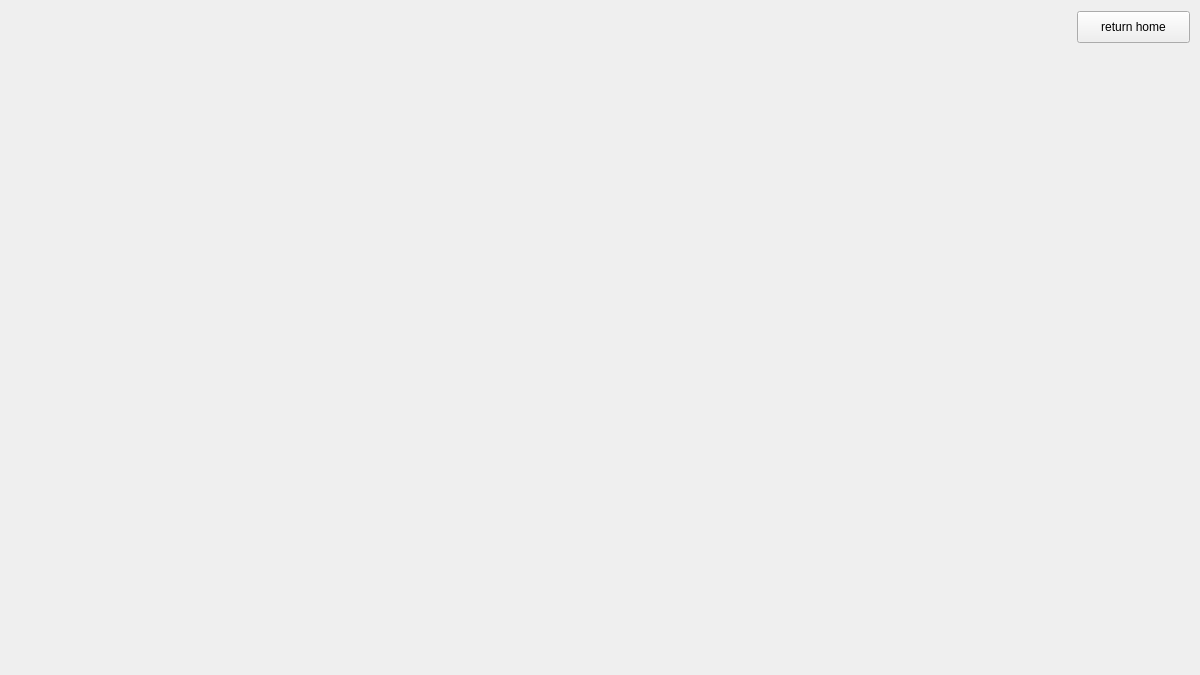
Old version of the form panoramic360.ui in the repository lhseop0710/SkyViewerSolution.
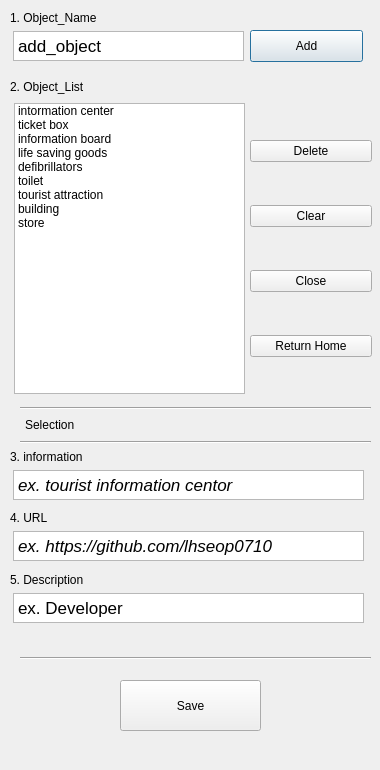
New version of the form.

Patch:
```diff
--- a/panoramic360.ui
+++ b/panoramic360.ui
@@ -1,32 +1,331 @@
 <?xml version="1.0" encoding="UTF-8"?>
 <ui version="4.0">
- <class>SVS_Panoramic360</class>
- <widget class="QWidget" name="SVS_Panoramic360">
-  <property name="windowModality">
-   <enum>Qt::ApplicationModal</enum>
-  </property>
+ <class>Dialog</class>
+ <widget class="QDialog" name="Dialog">
   <property name="geometry">
    <rect>
     <x>0</x>
     <y>0</y>
-    <width>1200</width>
-    <height>675</height>
+    <width>380</width>
+    <height>770</height>
    </rect>
   </property>
   <property name="windowTitle">
    <string>Form</string>
   </property>
-  <widget class="QPushButton" name="btn_return_home">
+  <widget class="QLabel" name="label">
    <property name="geometry">
     <rect>
-     <x>1077</x>
-     <y>11</y>
+     <x>10</x>
+     <y>10</y>
+     <width>101</width>
+     <height>16</height>
+    </rect>
+   </property>
+   <property name="text">
+    <string>1. Object_Name</string>
+   </property>
+  </widget>
+  <widget class="QTextEdit" name="Object_name_textEdit">
+   <property name="geometry">
+    <rect>
+     <x>13</x>
+     <y>31</y>
+     <width>231</width>
+     <height>30</height>
+    </rect>
+   </property>
+   <property name="html">
+    <string>&lt;!DOCTYPE HTML PUBLIC &quot;-//W3C//DTD HTML 4.0//EN&quot; &quot;http://www.w3.org/TR/REC-html40/strict.dtd&quot;&gt;
+&lt;html&gt;&lt;head&gt;&lt;meta name=&quot;qrichtext&quot; content=&quot;1&quot; /&gt;&lt;style type=&quot;text/css&quot;&gt;
+p, li { white-space: pre-wrap; }
+&lt;/style&gt;&lt;/head&gt;&lt;body style=&quot; font-family:'.AppleSystemUIFont'; font-size:13pt; font-weight:400; font-style:normal;&quot;&gt;
+&lt;p style=&quot; margin-top:0px; margin-bottom:0px; margin-left:0px; margin-right:0px; -qt-block-indent:0; text-indent:0px;&quot;&gt;add_object&lt;/p&gt;&lt;/body&gt;&lt;/html&gt;</string>
+   </property>
+  </widget>
+  <widget class="QListWidget" name="Object_list">
+   <property name="geometry">
+    <rect>
+     <x>14</x>
+     <y>103</y>
+     <width>231</width>
+     <height>291</height>
+    </rect>
+   </property>
+   <property name="dragEnabled">
+    <bool>true</bool>
+   </property>
+   <property name="dragDropOverwriteMode">
+    <bool>true</bool>
+   </property>
+   <property name="dragDropMode">
+    <enum>QAbstractItemView::DragDrop</enum>
+   </property>
+   <item>
+    <property name="text">
+     <string>intormation center</string>
+    </property>
+   </item>
+   <item>
+    <property name="text">
+     <string>ticket box</string>
+    </property>
+   </item>
+   <item>
+    <property name="text">
+     <string>information board</string>
+    </property>
+   </item>
+   <item>
+    <property name="text">
+     <string>life saving goods</string>
+    </property>
+   </item>
+   <item>
+    <property name="text">
+     <string>defibrillators</string>
+    </property>
+   </item>
+   <item>
+    <property name="text">
+     <string>toilet</string>
+    </property>
+   </item>
+   <item>
+    <property name="text">
+     <string>tourist attraction</string>
+    </property>
+   </item>
+   <item>
+    <property name="text">
+     <string>building</string>
+    </property>
+   </item>
+   <item>
+    <property name="text">
+     <string>store</string>
+    </property>
+   </item>
+  </widget>
+  <widget class="QPushButton" name="Add_btn">
+   <property name="geometry">
+    <rect>
+     <x>250</x>
+     <y>30</y>
      <width>113</width>
      <height>32</height>
     </rect>
    </property>
    <property name="text">
-    <string>return home</string>
+    <string>Add</string>
+   </property>
+  </widget>
+  <widget class="QLabel" name="label_2">
+   <property name="geometry">
+    <rect>
+     <x>10</x>
+     <y>77</y>
+     <width>101</width>
+     <height>20</height>
+    </rect>
+   </property>
+   <property name="text">
+    <string>2. Object_List</string>
+   </property>
+  </widget>
+  <widget class="QLabel" name="item_label">
+   <property name="geometry">
+    <rect>
+     <x>25</x>
+     <y>417</y>
+     <width>60</width>
+     <height>16</height>
+    </rect>
+   </property>
+   <property name="text">
+    <string>Selection</string>
+   </property>
+  </widget>
+  <widget class="Line" name="line">
+   <property name="geometry">
+    <rect>
+     <x>20</x>
+     <y>400</y>
+     <width>351</width>
+     <height>16</height>
+    </rect>
+   </property>
+   <property name="orientation">
+    <enum>Qt::Horizontal</enum>
+   </property>
+  </widget>
+  <widget class="Line" name="line_2">
+   <property name="geometry">
+    <rect>
+     <x>20</x>
+     <y>434</y>
+     <width>351</width>
+     <height>16</height>
+    </rect>
+   </property>
+   <property name="orientation">
+    <enum>Qt::Horizontal</enum>
+   </property>
+  </widget>
+  <widget class="QLabel" name="label_3">
+   <property name="geometry">
+    <rect>
+     <x>10</x>
+     <y>449</y>
+     <width>101</width>
+     <height>16</height>
+    </rect>
+   </property>
+   <property name="text">
+    <string>3. information</string>
+   </property>
+  </widget>
+  <widget class="QTextEdit" name="Object_information_textEdit">
+   <property name="geometry">
+    <rect>
+     <x>13</x>
+     <y>470</y>
+     <width>351</width>
+     <height>30</height>
+    </rect>
+   </property>
+   <property name="html">
+    <string>&lt;!DOCTYPE HTML PUBLIC &quot;-//W3C//DTD HTML 4.0//EN&quot; &quot;http://www.w3.org/TR/REC-html40/strict.dtd&quot;&gt;
+&lt;html&gt;&lt;head&gt;&lt;meta name=&quot;qrichtext&quot; content=&quot;1&quot; /&gt;&lt;style type=&quot;text/css&quot;&gt;
+p, li { white-space: pre-wrap; }
+&lt;/style&gt;&lt;/head&gt;&lt;body style=&quot; font-family:'.AppleSystemUIFont'; font-size:13pt; font-weight:400; font-style:normal;&quot;&gt;
+&lt;p style=&quot; margin-top:0px; margin-bottom:0px; margin-left:0px; margin-right:0px; -qt-block-indent:0; text-indent:0px;&quot;&gt;&lt;span style=&quot; font-style:italic;&quot;&gt;ex. tourist information centor&lt;/span&gt;&lt;/p&gt;&lt;/body&gt;&lt;/html&gt;</string>
+   </property>
+  </widget>
+  <widget class="QWidget" name="verticalLayoutWidget_2">
+   <property name="geometry">
+    <rect>
+     <x>250</x>
+     <y>103</y>
+     <width>122</width>
+     <height>291</height>
+    </rect>
+   </property>
+   <layout class="QVBoxLayout" name="verticalLayout_2">
+    <item>
+     <widget class="QPushButton" name="Delete_btn">
+      <property name="text">
+       <string>Delete</string>
+      </property>
+     </widget>
+    </item>
+    <item>
+     <widget class="QPushButton" name="Clear_btn">
+      <property name="text">
+       <string>Clear</string>
+      </property>
+     </widget>
+    </item>
+    <item>
+     <widget class="QPushButton" name="close_btn">
+      <property name="text">
+       <string>Close</string>
+      </property>
+     </widget>
+    </item>
+    <item>
+     <widget class="QPushButton" name="home_btn">
+      <property name="text">
+       <string>Return Home</string>
+      </property>
+     </widget>
+    </item>
+   </layout>
+  </widget>
+  <widget class="QLabel" name="label_4">
+   <property name="geometry">
+    <rect>
+     <x>10</x>
+     <y>510</y>
+     <width>101</width>
+     <height>16</height>
+    </rect>
+   </property>
+   <property name="text">
+    <string>4. URL</string>
+   </property>
+  </widget>
+  <widget class="QTextEdit" name="Object_information_textEdit_2">
+   <property name="geometry">
+    <rect>
+     <x>13</x>
+     <y>531</y>
+     <width>351</width>
+     <height>30</height>
+    </rect>
+   </property>
+   <property name="html">
+    <string>&lt;!DOCTYPE HTML PUBLIC &quot;-//W3C//DTD HTML 4.0//EN&quot; &quot;http://www.w3.org/TR/REC-html40/strict.dtd&quot;&gt;
+&lt;html&gt;&lt;head&gt;&lt;meta name=&quot;qrichtext&quot; content=&quot;1&quot; /&gt;&lt;style type=&quot;text/css&quot;&gt;
+p, li { white-space: pre-wrap; }
+&lt;/style&gt;&lt;/head&gt;&lt;body style=&quot; font-family:'.AppleSystemUIFont'; font-size:13pt; font-weight:400; font-style:normal;&quot;&gt;
+&lt;p style=&quot; margin-top:0px; margin-bottom:0px; margin-left:0px; margin-right:0px; -qt-block-indent:0; text-indent:0px;&quot;&gt;&lt;span style=&quot; font-style:italic;&quot;&gt;ex. https://github.com/lhseop0710&lt;/span&gt;&lt;/p&gt;&lt;/body&gt;&lt;/html&gt;</string>
+   </property>
+  </widget>
+  <widget class="QTextEdit" name="Object_information_textEdit_3">
+   <property name="geometry">
+    <rect>
+     <x>13</x>
+     <y>593</y>
+     <width>351</width>
+     <height>30</height>
+    </rect>
+   </property>
+   <property name="html">
+    <string>&lt;!DOCTYPE HTML PUBLIC &quot;-//W3C//DTD HTML 4.0//EN&quot; &quot;http://www.w3.org/TR/REC-html40/strict.dtd&quot;&gt;
+&lt;html&gt;&lt;head&gt;&lt;meta name=&quot;qrichtext&quot; content=&quot;1&quot; /&gt;&lt;style type=&quot;text/css&quot;&gt;
+p, li { white-space: pre-wrap; }
+&lt;/style&gt;&lt;/head&gt;&lt;body style=&quot; font-family:'.AppleSystemUIFont'; font-size:13pt; font-weight:400; font-style:normal;&quot;&gt;
+&lt;p style=&quot; margin-top:0px; margin-bottom:0px; margin-left:0px; margin-right:0px; -qt-block-indent:0; text-indent:0px;&quot;&gt;ex. Developer&lt;/p&gt;&lt;/body&gt;&lt;/html&gt;</string>
+   </property>
+  </widget>
+  <widget class="QLabel" name="label_5">
+   <property name="geometry">
+    <rect>
+     <x>10</x>
+     <y>572</y>
+     <width>101</width>
+     <height>16</height>
+    </rect>
+   </property>
+   <property name="text">
+    <string>5. Description</string>
+   </property>
+  </widget>
+  <widget class="QPushButton" name="Save_btn">
+   <property name="geometry">
+    <rect>
+     <x>120</x>
+     <y>680</y>
+     <width>141</width>
+     <height>51</height>
+    </rect>
+   </property>
+   <property name="text">
+    <string>Save</string>
+   </property>
+  </widget>
+  <widget class="Line" name="line_3">
+   <property name="geometry">
+    <rect>
+     <x>20</x>
+     <y>650</y>
+     <width>351</width>
+     <height>16</height>
+    </rect>
+   </property>
+   <property name="orientation">
+    <enum>Qt::Horizontal</enum>
    </property>
   </widget>
  </widget>
```
Left out of the diff: 2 changed lines with no effect on the pictures.
